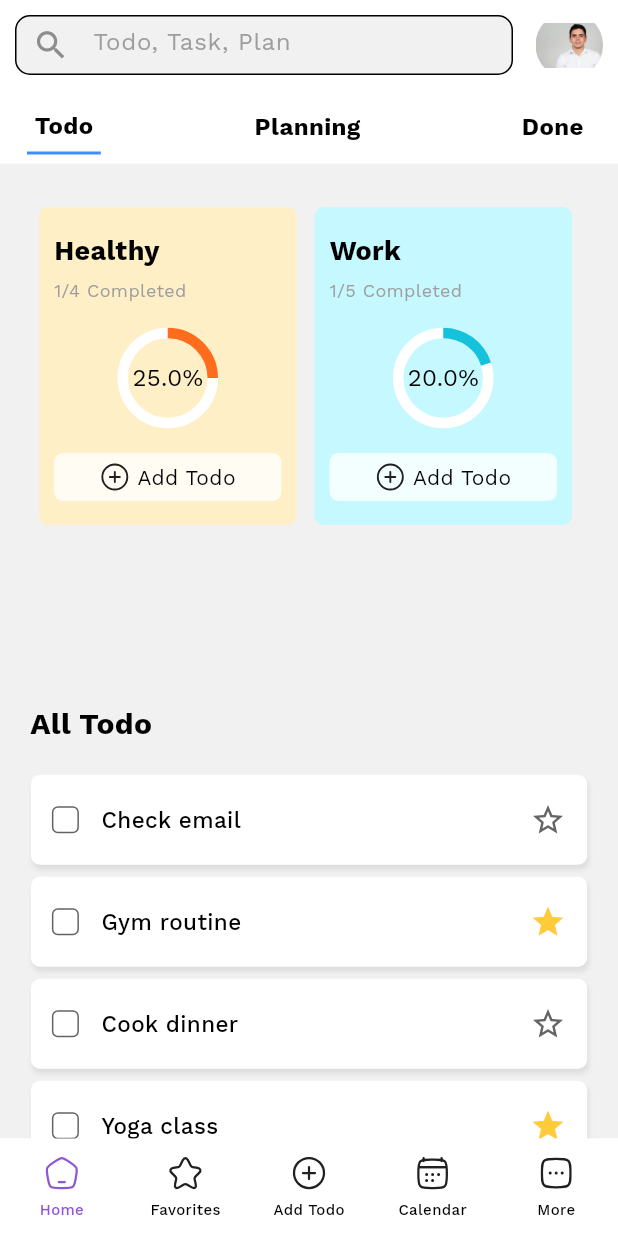
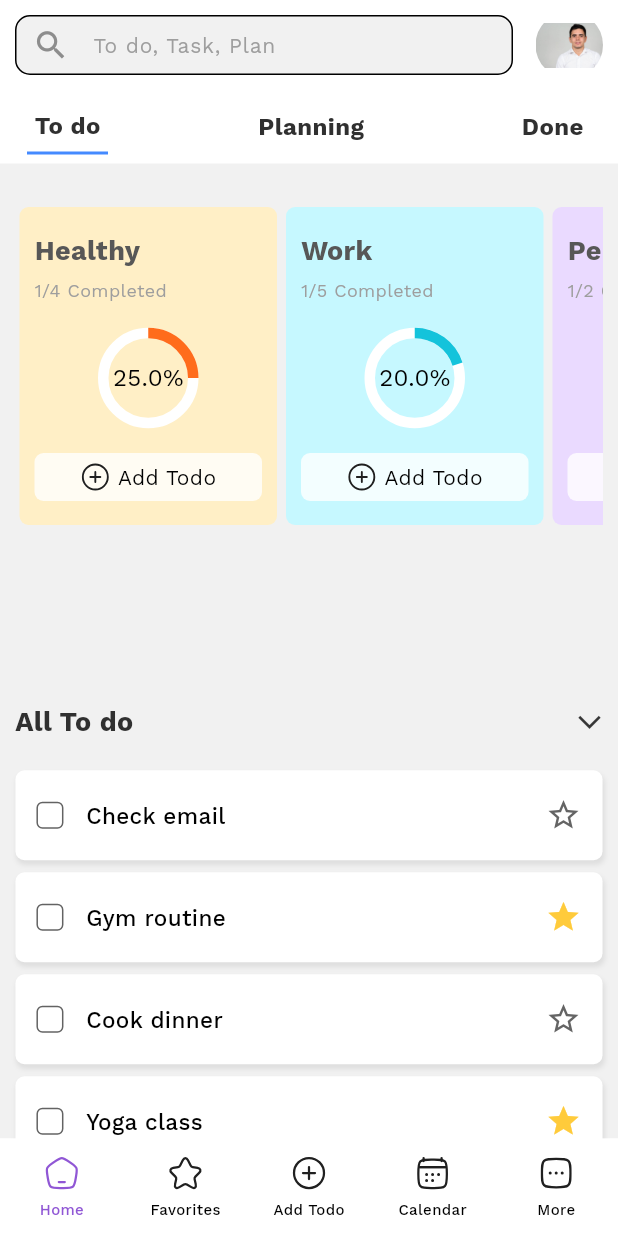
Before and after one commit to kingcollins17/todo_app, a Flutter app: the screen it shows after launch, on a phone screen of 412 x 824 dp. Run offline on Flutter 3.47's test engine with Material 3 defaults, Android fonts, the phone set to English and light mode, and no system bars; our stand-ins replace calendar_date_picker2, flutter_redux, flutter_svg, redux; missing offline and left inert: redux_persist.

Commit message:
Todo application

```diff
--- a/lib/favorites/favorites_page.dart
+++ b/lib/favorites/favorites_page.dart
@@ -21,7 +21,7 @@ class FavoritesPage extends StatelessWidget {
           builder: (context, vm) => SingleChildScrollView(
                 padding: EdgeInsets.symmetric(horizontal: 20, vertical: 10),
                 child: Column(
-                  children: vm.state.todos
+                  children: [...vm.state.todos, ...vm.state.completedTodos]
                       .where((element) => element.isFavorite)
                       .toList()
                       .map((e) => TodoItem(data: e))
--- a/lib/models/todo_item.dart
+++ b/lib/models/todo_item.dart
@@ -26,7 +26,8 @@ class TodoItemData {
   void completeTodo() => _dateCompleted ??= DateTime.now();
 
   ///This would be removed in production
-  set date(DateTime value) => _dateCompleted = value;
+  set date(DateTime? value) => _dateCompleted = value;
+
   DateTime? get dateCompleted => _dateCompleted;
   factory TodoItemData.fromJson(dynamic json) {
     return TodoItemData(
--- a/lib/notification_widget.dart
+++ b/lib/notification_widget.dart
@@ -31,7 +31,7 @@ class NotificationWidget extends StatelessWidget {
             children: [
               Text(
                 notification,
-                style: TextStyle(fontWeight: FontWeight.bold),
+                style: TextStyle(fontSize: 16, color: Color(0xFF505050)),
               ),
               Icon(Icons.close, color: Color(0xFF3B3B3B))
             ],
--- a/lib/store/todo.actions.dart
+++ b/lib/store/todo.actions.dart
@@ -11,6 +11,7 @@ enum TodoActionType {
   favorite,
   delete,
   complete,
+  restore,
   // removeFavorite,
   notify,
   clearNotification
--- a/lib/todo/sub_pages/todo_list.dart
+++ b/lib/todo/sub_pages/todo_list.dart
@@ -1,5 +1,5 @@
 // ignore_for_file: prefer_const_constructors, prefer_const_literals_to_create_immutables
-
+import 'dart:math' as math;
 import 'package:flutter/material.dart';
 import 'package:flutter_redux/flutter_redux.dart';
 import 'package:todo_app/models/todo_item.dart';
@@ -33,7 +33,7 @@ class _TodoListPageState extends State<TodoListPage> {
                       width: screen(context).width,
                       child: SingleChildScrollView(
                         padding:
-                            EdgeInsets.symmetric(horizontal: 20, vertical: 12),
+                            EdgeInsets.symmetric(horizontal: 10, vertical: 12),
                         child: Column(
                           children: [
                             ConstrainedBox(
@@ -43,11 +43,25 @@ class _TodoListPageState extends State<TodoListPage> {
                               child: categoryCards(vm),
                             ),
                             spacer(y: 15),
-                            Text(
-                              'All Todo',
-                              style: TextStyle(
-                                  fontSize: 20, fontWeight: FontWeight.bold),
-                            ).align(Alignment.centerLeft),
+                            Row(
+                              mainAxisAlignment: MainAxisAlignment.spaceBetween,
+                              children: [
+                                Text('All To do',
+                                    style: TextStyle(
+                                      fontSize: 18,
+                                      fontWeight: FontWeight.bold,
+                                      color: Color(0xFF303030),
+                                    )).align(Alignment.centerLeft),
+                                Transform.rotate(
+                                  angle: math.pi / 2,
+                                  child: Icon(
+                                    Icons.arrow_forward_ios_outlined,
+                                    size: 18,
+                                    color: Color(0xFF363636),
+                                  ),
+                                )
+                              ],
+                            ),
                             spacer(y: 15),
                             todoList(vm)
                           ],
--- a/lib/todo/todo_homepage.dart
+++ b/lib/todo/todo_homepage.dart
@@ -69,13 +69,17 @@ class _TodoHomePageState extends State<TodoHomePage> {
   }
 
   Widget get tabBar {
-    const style = TextStyle(fontSize: 16, fontWeight: FontWeight.bold);
+    const style = TextStyle(
+      fontSize: 16,
+      fontWeight: FontWeight.bold,
+      color: Color(0xFF303030),
+    );
     return Padding(
       padding: const EdgeInsets.symmetric(horizontal: 18.0, vertical: 6),
       child: Row(
         mainAxisAlignment: MainAxisAlignment.spaceBetween,
         children: [
-          wrapBar(Text('Todo', style: style), _Tabs.todo),
+          wrapBar(Text('To do', style: style), _Tabs.todo),
           wrapBar(Text('Planning', style: style), _Tabs.planning),
           wrapBar(Text('Done', style: style), _Tabs.done),
         ],
@@ -96,11 +100,12 @@ class _TodoHomePageState extends State<TodoHomePage> {
         padding: const EdgeInsets.symmetric(horizontal: 10.0, vertical: 10),
         child: Container(
           height: 40,
+          alignment: Alignment.center,
           decoration: BoxDecoration(color: shade, borderRadius: circular),
           child: TextField(
               decoration: InputDecoration(
-                  hintText: 'Todo, Task, Plan',
-                  hintStyle: TextStyle(color: Colors.grey),
+                  hintText: 'To do, Task, Plan',
+                  hintStyle: TextStyle(color: Colors.grey, fontSize: 14),
                   prefixIcon:
                       Icon(Icons.search, size: 25, color: Color(0xFF8D8D8D)),
                   border: OutlineInputBorder(
--- a/lib/todo/widgets/todo_category_card.dart
+++ b/lib/todo/widgets/todo_category_card.dart
@@ -27,7 +27,7 @@ class TodoCategoryCard extends StatelessWidget {
           padding: EdgeInsets.symmetric(horizontal: 10, vertical: 16),
           width: screen(context).width / 2.4,
           // height: 150,
-          margin: EdgeInsets.symmetric(horizontal: 6, vertical: 2),
+          margin: EdgeInsets.symmetric(horizontal: 3, vertical: 2),
           decoration: BoxDecoration(
               borderRadius: BorderRadius.circular(6), color: background),
           child: Column(
@@ -35,7 +35,10 @@ class TodoCategoryCard extends StatelessWidget {
             children: [
               Text(
                 cardTitle,
-                style: TextStyle(fontSize: 18, fontWeight: FontWeight.bold),
+                style: TextStyle(
+                    fontSize: 18,
+                    fontWeight: FontWeight.bold,
+                    color: Color(0xFF575757)),
               ),
               spacer(),
               Text(
--- a/pubspec.yaml
+++ b/pubspec.yaml
@@ -39,6 +39,7 @@ dependencies:
   flutter_redux: ^0.10.0
   redux_persist: ^0.9.0
   flutter_svg: ^2.0.10+1
+  calendar_date_picker2: ^1.0.2
   # dio: ^5.4.3+1
 
 dev_dependencies:
```
Also changed, not shown: lib/add_todo/add_todo_page.dart (+85 -27 lines), lib/store/todo.reducer.dart (+13 -1 lines), lib/todo/sub_pages/complete_todos_page.dart (+18 -2 lines), lib/todo/sub_pages/planning_page.dart (+14 -6 lines), lib/todo/widgets/todo_item.dart (+10 -4 lines), pubspec.lock.
